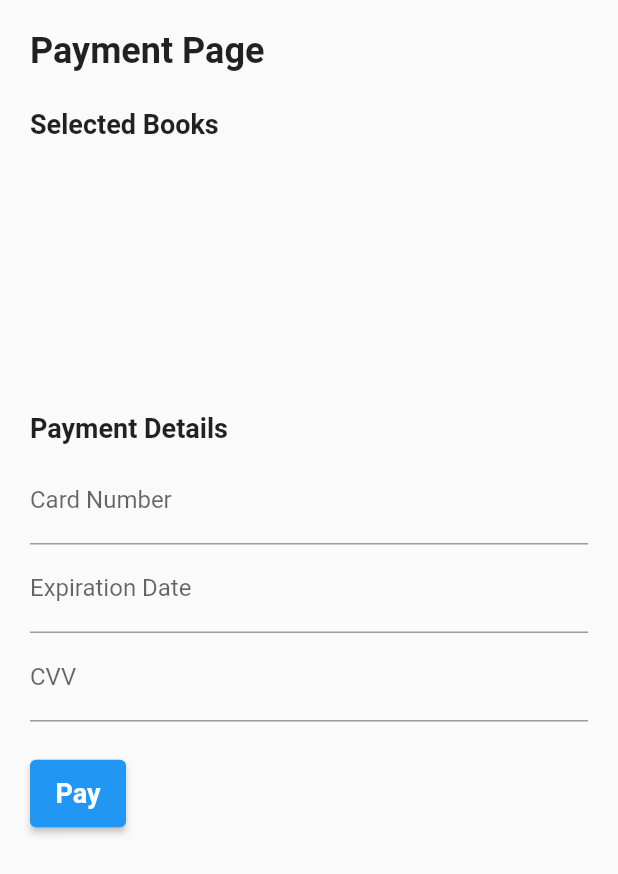
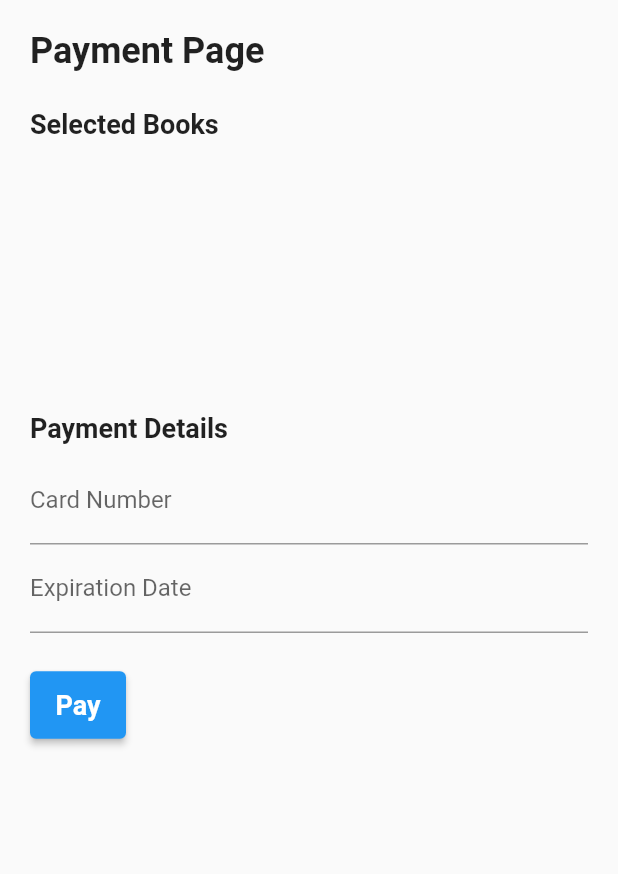
Before and after one commit to Metyme1/AFRONEX, a Flutter app: the PaymentPage screen opened directly, on a phone screen of 412 x 824 dp. Shown: the top 874 px of the screen. Run offline on Flutter 3.47's test engine with Material 2 defaults, Android fonts, the phone set to English and light mode, and no system bars.

Commit message:
ui edited

```diff
--- a/lib/PaymentPage.dart
+++ b/lib/PaymentPage.dart
@@ -81,11 +81,11 @@ class PaymentPage extends StatelessWidget {
                 labelText: 'Expiration Date',
               ),
             ),
-            TextField(
-              decoration: InputDecoration(
-                labelText: 'CVV',
-              ),
-            ),
+            // TextField(
+            //   decoration: InputDecoration(
+            //     labelText: 'CVV',
+            //   ),
+            // ),
             SizedBox(height: 24.0),
             ElevatedButton(
               onPressed: () {
```
